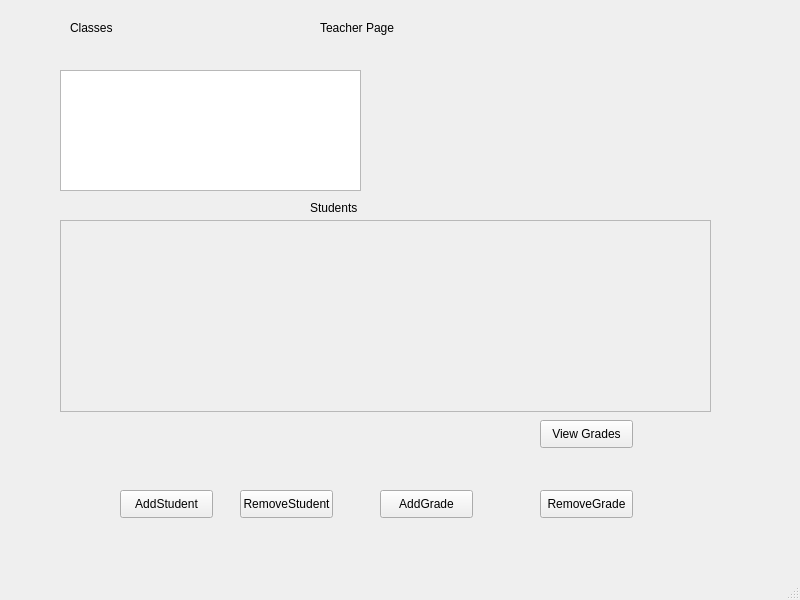
Old version of the form teacher.ui in the repository shampun/Student-UI-Database.
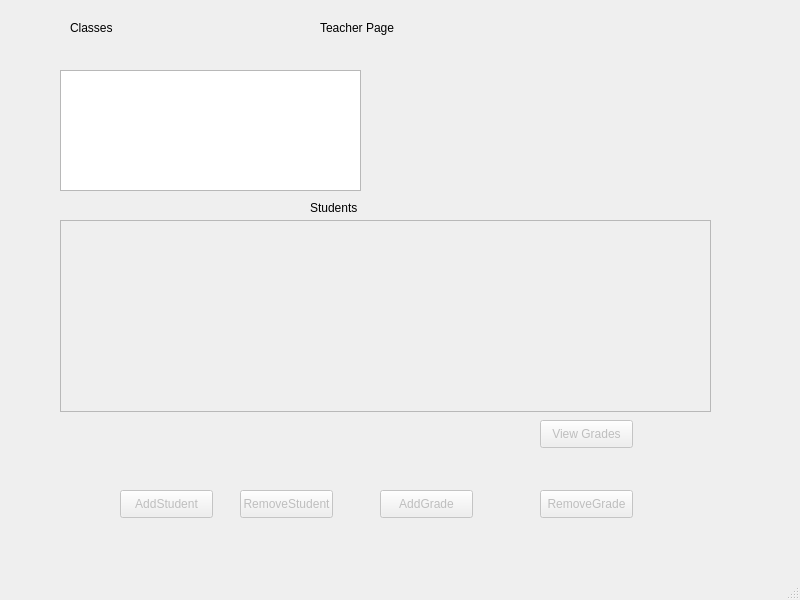
New version of the form.

Diff of the .ui file:
```diff
--- a/teacher.ui
+++ b/teacher.ui
@@ -38,6 +38,9 @@
       </property>
      </widget>
      <widget class="QPushButton" name="AddButton">
+      <property name="enabled">
+       <bool>false</bool>
+      </property>
       <property name="geometry">
        <rect>
         <x>80</x>
@@ -54,6 +57,9 @@
       </property>
      </widget>
      <widget class="QPushButton" name="RemoveStudent">
+      <property name="enabled">
+       <bool>false</bool>
+      </property>
       <property name="geometry">
        <rect>
         <x>200</x>
@@ -70,6 +76,9 @@
       </property>
      </widget>
      <widget class="QPushButton" name="AddGrade">
+      <property name="enabled">
+       <bool>false</bool>
+      </property>
       <property name="geometry">
        <rect>
         <x>340</x>
@@ -86,6 +95,9 @@
       </property>
      </widget>
      <widget class="QPushButton" name="RemoveGrade">
+      <property name="enabled">
+       <bool>false</bool>
+      </property>
       <property name="geometry">
        <rect>
         <x>500</x>
@@ -115,6 +127,9 @@
       </property>
      </widget>
      <widget class="QPushButton" name="viewGrades">
+      <property name="enabled">
+       <bool>false</bool>
+      </property>
       <property name="geometry">
        <rect>
         <x>500</x>
```
